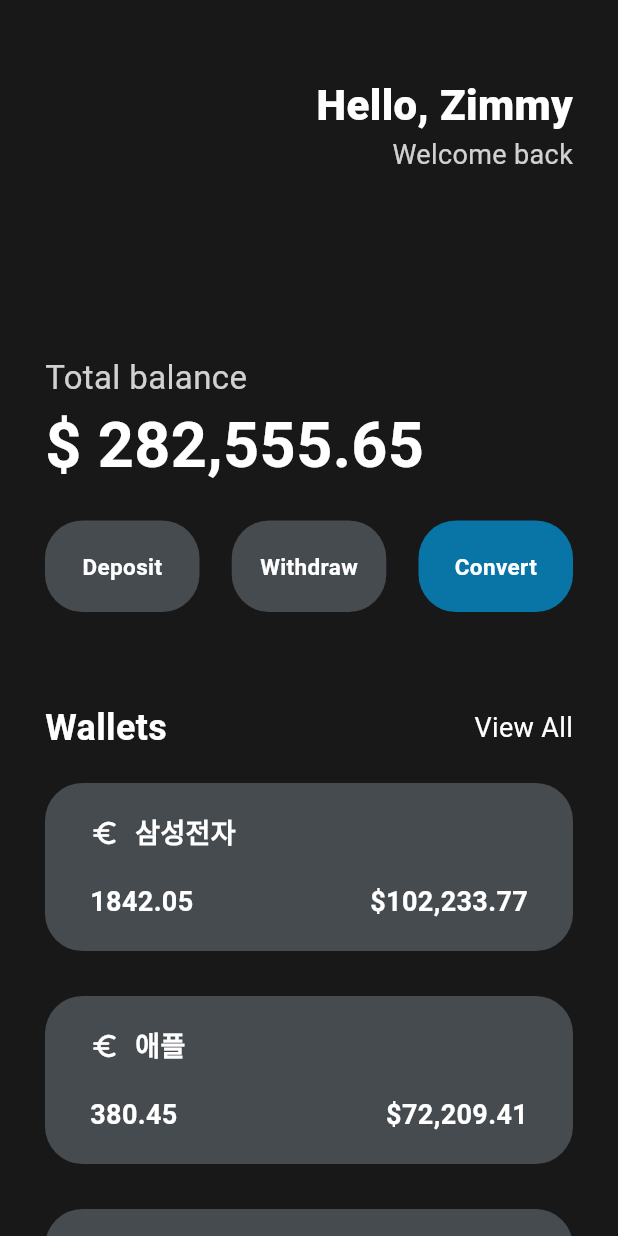
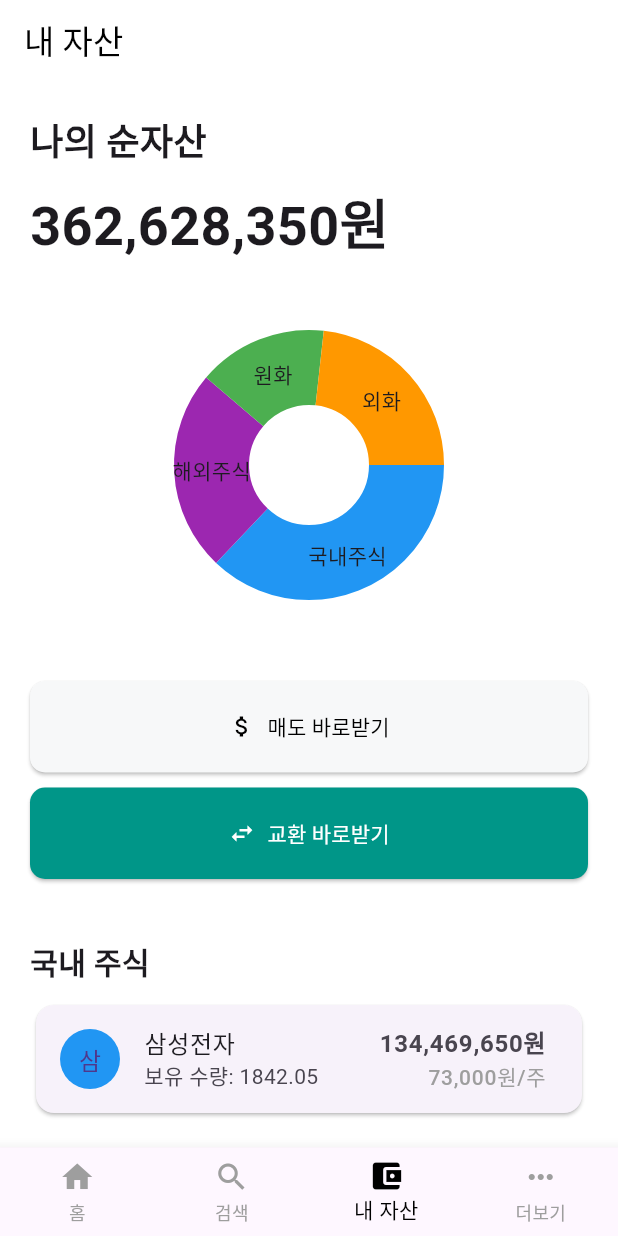
Before and after one commit to soomin-jin/convert, a Flutter app: the screen it shows after launch, on a phone screen of 412 x 824 dp. Run offline on Flutter 3.47's test engine with Material 3 defaults, Android fonts, the phone set to English and light mode, and no system bars; drawn by our look-alikes of fl_chart.

Commit message:
home screen

```diff
--- a/lib/main.dart
+++ b/lib/main.dart
@@ -1,9 +1,6 @@
 import 'package:flutter/material.dart';
-import 'package:intl/intl.dart';
 import 'models/stock.dart';
-import 'screens/convert_screen.dart';
-import 'widgets/button.dart';
-import 'widgets/currency_card.dart';
+import 'screens/home_screen.dart';
 
 void main() {
   runApp(const MyApp());
@@ -28,193 +25,64 @@ class MyHomePage extends StatefulWidget {
 }
 
 class _MyHomePageState extends State<MyHomePage> {
-  double totalBalance = 0;
-  int selectedIndex = -1;
-
   List<Stock> stocks = [
-    Stock(name: '삼성전자', count: 1842.05, price: 55.5),
-    Stock(name: '애플', count: 380.45, price: 189.8),
-    Stock(name: 'USD', count: 60234, price: 1),
-    Stock(name: 'KRW', count: 56327600, price: 0.00085),
+    Stock(name: '삼성전자', count: 1842.05, price: 73000),
+    Stock(name: '애플', count: 380.45, price: 230000),
+    Stock(name: 'USD', count: 60234, price: 1400),
+    Stock(name: 'KRW', count: 56327600, price: 1),
   ];
 
-  @override
-  void initState() {
-    super.initState();
-    totalBalance = _calculateTotalBalance();
-  }
-
-  double _calculateTotalBalance() {
-    return stocks.fold(0, (sum, stock) => sum + stock.value);
-  }
-
-  String _formatCurrency(double value) {
-    final formatter = NumberFormat('#,##0.00');
-    return formatter.format(value);
-  }
-
-  void _handleCardTap(int index) {
-    setState(() {
-      selectedIndex = (selectedIndex == index) ? -1 : index;
-    });
-  }
-
-  void _navigateToConvertScreen(BuildContext context, Stock fromStock) async {
-    final result = await Navigator.push<Map<String, dynamic>>(
-      context,
-      MaterialPageRoute(
-        builder: (context) =>
-            ConvertScreen(fromStock: fromStock, stocks: stocks),
-      ),
-    );
-
-    if (result != null) {
-      setState(() {
-        totalBalance = _calculateTotalBalance();
-      });
-    }
-  }
-
-  void _handleConvertButtonPressed() {
-    // 선택된 주식이 없는 경우 첫 번째 주식을 기본으로 사용
-    final Stock fromStock =
-        selectedIndex != -1 ? stocks[selectedIndex] : stocks[0];
-    _navigateToConvertScreen(context, fromStock);
-  }
+  int _selectedIndex = 2; // 세 번째 탭이 초기 활성화된 탭
 
   @override
   Widget build(BuildContext context) {
-    // 화면 너비를 가져옵니다.
-    double screenWidth = MediaQuery.of(context).size.width;
-
     return Scaffold(
-      backgroundColor: const Color(0xFF181818),
-      body: SingleChildScrollView(
-        child: Padding(
-          padding: const EdgeInsets.all(30),
-          child: Column(
-            crossAxisAlignment: CrossAxisAlignment.start,
-            children: [
-              const SizedBox(height: 20),
-              Row(
-                mainAxisAlignment: MainAxisAlignment.end,
-                children: [
-                  SizedBox(
-                    child: Column(
-                      crossAxisAlignment: CrossAxisAlignment.end,
-                      children: [
-                        const Text(
-                          'Hello, Zimmy',
-                          style: TextStyle(
-                            color: Colors.white,
-                            fontSize: 28,
-                            fontWeight: FontWeight.w800,
+      body: _buildBody(),
+      bottomNavigationBar: BottomNavigationBar(
+        type: BottomNavigationBarType.fixed,
+        currentIndex: _selectedIndex,
+        items: const [
+          BottomNavigationBarItem(
+            icon: Icon(Icons.home),
+            label: '홈',
           ),
+          BottomNavigationBarItem(
+            icon: Icon(Icons.search),
+            label: '검색',
           ),
-                        Text(
-                          'Welcome back',
-                          style: TextStyle(
-                            color: Colors.white.withOpacity(0.8),
-                            fontSize: 18,
+          BottomNavigationBarItem(
+            icon: Icon(Icons.account_balance_wallet),
+            label: '내 자산',
           ),
+          BottomNavigationBarItem(
+            icon: Icon(Icons.more_horiz),
+            label: '더보기',
           ),
         ],
+        onTap: (index) {
+          if (index == 2) {
+            setState(() {
+              _selectedIndex = index;
+            });
+          }
+        },
+        selectedItemColor: Colors.black,
+        unselectedItemColor: Colors.grey,
       ),
-                  ),
-                ],
-              ),
-              const SizedBox(height: 120),
-              Text(
-                'Total balance',
-                style: TextStyle(
-                  fontSize: 22,
-                  color: Colors.white.withOpacity(0.8),
-                ),
-              ),
-              Text(
-                '\$ ${_formatCurrency(totalBalance)}',
-                style: TextStyle(
-                    fontSize: 42,
-                    color: Colors.white.withOpacity(1),
-                    fontWeight: FontWeight.bold),
-              ),
-              Padding(
-                padding: const EdgeInsets.only(top: 20.0),
-                child: Row(
-                  mainAxisAlignment: MainAxisAlignment.spaceBetween,
-                  children: [
-                    Button(
-                      text: 'Deposit',
-                      bgColor: const Color.fromARGB(255, 70, 75, 80),
-                      textColor: Colors.white,
-                      width: screenWidth * 0.25, // 화면 너비의 25%로 설정
-                      onTap: () {}, // 여기에 버튼 동작 추가
-                    ),
-                    Button(
-                      text: 'Withdraw',
-                      bgColor: const Color.fromARGB(255, 70, 75, 80),
-                      textColor: Colors.white,
-                      width: screenWidth * 0.25, // 화면 너비의 25%로 설정
-                      onTap: () {}, // 여기에 버튼 동작 추가
-                    ),
-                    Button(
-                      text: 'Convert',
-                      bgColor: const Color.fromARGB(255, 9, 116, 166),
-                      textColor: Colors.white,
-                      width: screenWidth * 0.25, // 화면 너비의 25%로 설정
-                      onTap: _handleConvertButtonPressed,
-                    ),
-                  ],
-                ),
-              ),
-              const SizedBox(height: 60),
-              const Row(
-                mainAxisAlignment: MainAxisAlignment.spaceBetween,
-                children: [
-                  Text(
-                    'Wallets',
-                    style: TextStyle(
-                      color: Colors.white,
-                      fontSize: 24,
-                      fontWeight: FontWeight.w600,
-                    ),
-                  ),
-                  Text(
-                    'View All',
-                    style: TextStyle(
-                      color: Colors.white,
-                      fontSize: 18,
-                    ),
-                  ),
-                ],
-              ),
-              const SizedBox(height: 20),
-              Column(
-                children: stocks.asMap().entries.map((entry) {
-                  int index = entry.key;
-                  Stock stock = entry.value;
-                  return Column(
-                    children: [
-                      CurrencyCard(
-                        name: stock.name,
-                        amount: stock.count.toStringAsFixed(2),
-                        value: _formatCurrency(stock.value),
-                        icon: Icons.euro_rounded,
-                        isInverted: false,
-                        isSelected: selectedIndex == index,
-                        onTap: () => _handleCardTap(index),
-                        showPopup: () =>
-                            _navigateToConvertScreen(context, stock),
-                      ),
-                      const SizedBox(height: 10),
-                    ],
     );
-                }).toList(),
-              ),
-            ],
-          ),
-        ),
+  }
+
+  Widget _buildBody() {
+    switch (_selectedIndex) {
+      case 2:
+        return HomeScreen(stocks: stocks);
+      default:
+        return const Center(
+          child: Text(
+            '탭을 사용할 수 없습니다',
+            style: TextStyle(fontSize: 24),
           ),
         );
     }
   }
+}
--- /dev/null
+++ b/lib/screens/home_screen.dart
@@ -0,0 +1,242 @@
+import 'package:flutter/material.dart';
+import 'package:fl_chart/fl_chart.dart';
+import 'package:intl/intl.dart';
+import '../models/stock.dart';
+import 'convert_screen.dart';
+
+class HomeScreen extends StatefulWidget {
+  final List<Stock> stocks;
+
+  const HomeScreen({
+    super.key,
+    required this.stocks,
+  });
+
+  @override
+  _HomeScreenState createState() => _HomeScreenState();
+}
+
+class _HomeScreenState extends State<HomeScreen> {
+  late List<Stock> domesticStocks;
+  late List<Stock> internationalStocks;
+  late List<Stock> cashStocks;
+  late double totalBalance;
+
+  @override
+  void initState() {
+    super.initState();
+    _categorizeStocks();
+    totalBalance = _calculateTotalBalance();
+  }
+
+  void _categorizeStocks() {
+    domesticStocks =
+        widget.stocks.where((stock) => stock.name == '삼성전자').toList();
+    internationalStocks =
+        widget.stocks.where((stock) => stock.name == '애플').toList();
+    cashStocks = widget.stocks
+        .where((stock) => stock.name == 'USD' || stock.name == 'KRW')
+        .toList();
+  }
+
+  double _calculateTotalBalance() {
+    return widget.stocks.fold(0, (sum, stock) => sum + stock.value);
+  }
+
+  String _formatCurrency(double value) {
+    final formatter = NumberFormat('#,##0'); // 소수점 이하 자릿수를 없앰
+    return formatter.format(value);
+  }
+
+  List<PieChartSectionData> _getSections() {
+    final domesticValue =
+        domesticStocks.fold(0.0, (sum, stock) => sum + stock.value);
+    final internationalValue =
+        internationalStocks.fold(0.0, (sum, stock) => sum + stock.value);
+    final krwValue = cashStocks
+        .where((stock) => stock.name == 'KRW')
+        .fold(0.0, (sum, stock) => sum + stock.value);
+    final usdValue = cashStocks
+        .where((stock) => stock.name == 'USD')
+        .fold(0.0, (sum, stock) => sum + stock.value);
+
+    return [
+      PieChartSectionData(
+        color: Colors.blue,
+        value: domesticValue,
+        title: '국내주식',
+        radius: 50,
+      ),
+      PieChartSectionData(
+        color: Colors.purple,
+        value: internationalValue,
+        title: '해외주식',
+        radius: 50,
+      ),
+      PieChartSectionData(
+        color: Colors.green,
+        value: krwValue,
+        title: '원화',
+        radius: 50,
+      ),
+      PieChartSectionData(
+        color: Colors.orange,
+        value: usdValue,
+        title: '외화',
+        radius: 50,
+      ),
+    ];
+  }
+
+  void _navigateToConvertScreen() async {
+    final result = await Navigator.push<Map<String, dynamic>>(
+      context,
+      MaterialPageRoute(
+        builder: (context) =>
+            ConvertScreen(fromStock: widget.stocks[0], stocks: widget.stocks),
+      ),
+    );
+
+    if (result != null) {
+      setState(() {
+        // 교환 결과에 따라 stocks 목록을 갱신합니다.
+        final fromStock = widget.stocks
+            .firstWhere((stock) => stock.name == result['fromStockName']);
+        final toStock = widget.stocks
+            .firstWhere((stock) => stock.name == result['toStockName']);
+        fromStock.count = result['fromStockCount'];
+        toStock.count = result['toStockCount'];
+        totalBalance = _calculateTotalBalance();
+      });
+    }
+  }
+
+  @override
+  Widget build(BuildContext context) {
+    return Scaffold(
+      backgroundColor: Colors.white,
+      appBar: AppBar(
+        title: const Text('내 자산', style: TextStyle(color: Colors.black)),
+        backgroundColor: Colors.white,
+        elevation: 0,
+        iconTheme: const IconThemeData(color: Colors.black),
+      ),
+      body: SingleChildScrollView(
+        child: Padding(
+          padding: const EdgeInsets.all(20),
+          child: Column(
+            crossAxisAlignment: CrossAxisAlignment.start,
+            children: [
+              const Text(
+                '나의 순자산',
+                style: TextStyle(fontSize: 24, fontWeight: FontWeight.bold),
+              ),
+              const SizedBox(height: 10),
+              Text(
+                '${_formatCurrency(totalBalance)}원',
+                style:
+                    const TextStyle(fontSize: 36, fontWeight: FontWeight.bold),
+              ),
+              const SizedBox(height: 10),
+              AspectRatio(
+                aspectRatio: 1.5,
+                child: PieChart(
+                  PieChartData(
+                    sections: _getSections(),
+                    sectionsSpace: 0,
+                    centerSpaceRadius: 40,
+                    borderData: FlBorderData(show: false),
+                    pieTouchData: PieTouchData(enabled: false),
+                  ),
+                ),
+              ),
+              const SizedBox(height: 20),
+              SizedBox(
+                width: double.infinity,
+                child: ElevatedButton.icon(
+                  onPressed: () {
+                    // 매도 바로받기 버튼 클릭 시 동작
+                  },
+                  icon: const Icon(Icons.attach_money),
+                  label: const Text('매도 바로받기'),
+                  style: ElevatedButton.styleFrom(
+                    foregroundColor: Colors.black,
+                    backgroundColor: const Color(0xFFF7F8F9),
+                    padding: const EdgeInsets.symmetric(vertical: 20),
+                    shape: RoundedRectangleBorder(
+                      borderRadius: BorderRadius.circular(10),
+                    ),
+                  ),
+                ),
+              ),
+              const SizedBox(height: 10),
+              SizedBox(
+                width: double.infinity,
+                child: ElevatedButton.icon(
+                  onPressed: _navigateToConvertScreen,
+                  icon: const Icon(Icons.swap_horiz),
+                  label: const Text('교환 바로받기'),
+                  style: ElevatedButton.styleFrom(
+                    foregroundColor: Colors.white,
+                    backgroundColor: Colors.teal,
+                    padding: const EdgeInsets.symmetric(vertical: 20),
+                    shape: RoundedRectangleBorder(
+                      borderRadius: BorderRadius.circular(10),
+                    ),
+                  ),
+                ),
+              ),
+              const SizedBox(height: 20),
+              _buildStockCategory('국내 주식', domesticStocks),
+              _buildStockCategory('해외 주식', internationalStocks),
+              _buildStockCategory('예수금', cashStocks),
+            ],
+          ),
+        ),
+      ),
+    );
+  }
+
+  Widget _buildStockCategory(String title, List<Stock> stocks) {
+    return Column(
+      crossAxisAlignment: CrossAxisAlignment.start,
+      children: [
+        const SizedBox(height: 20),
+        Text(
+          title,
+          style: const TextStyle(fontSize: 20, fontWeight: FontWeight.bold),
+        ),
+        const SizedBox(height: 10),
+        Column(
+          children: stocks.map((stock) {
+            return Card(
+              child: ListTile(
+                leading: CircleAvatar(
+                  backgroundColor: Colors.blue,
+                  child: Text(stock.name[0]),
+                ),
+                title: Text(stock.name),
+                subtitle: Text('보유 수량: ${stock.count.toStringAsFixed(2)}'),
+                trailing: Column(
+                  mainAxisAlignment: MainAxisAlignment.center,
+                  crossAxisAlignment: CrossAxisAlignment.end,
+                  children: [
+                    Text(
+                      '${_formatCurrency(stock.value)}원',
+                      style: const TextStyle(
+                          fontSize: 16, fontWeight: FontWeight.bold),
+                    ),
+                    Text(
+                      '${_formatCurrency(stock.price)}원/주', // 개당 가격도 원 단위로 표시
+                      style: const TextStyle(fontSize: 14, color: Colors.grey),
+                    ),
+                  ],
+                ),
+              ),
+            );
+          }).toList(),
+        ),
+      ],
+    );
+  }
+}
--- a/pubspec.yaml
+++ b/pubspec.yaml
@@ -30,6 +30,7 @@ environment:
 dependencies:
   flutter:
     sdk: flutter
+  fl_chart: ^0.36.0
   intl: ^0.17.0
 
 
```
Also changed, not shown: pubspec.lock. Lines whose indentation alone changed are shown as unchanged.
